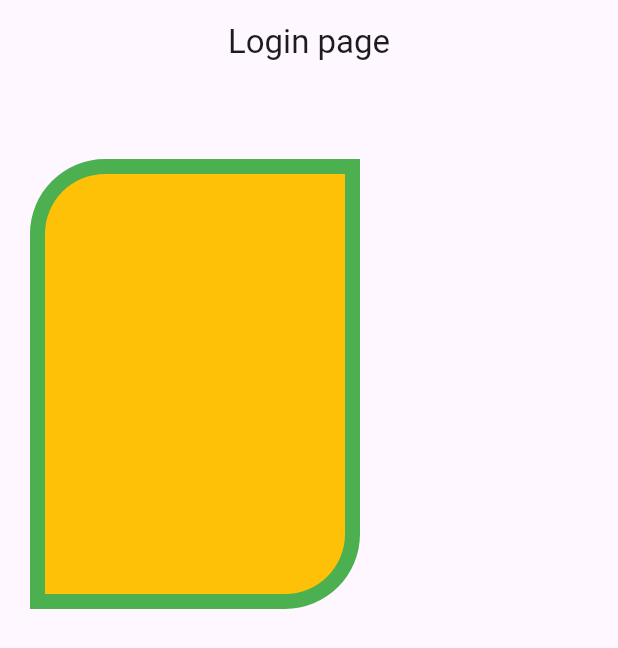
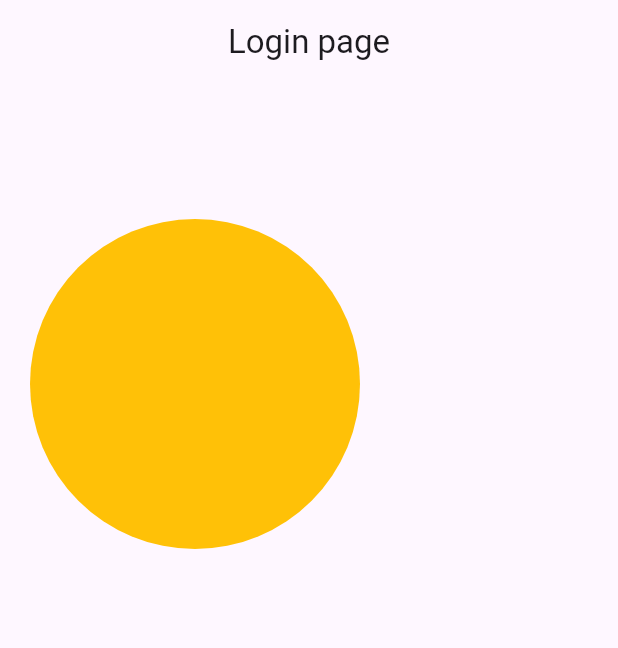
Before and after one commit to engektiar/FlutterAppDesign, a Flutter app: the screen it shows after launch, on a phone screen of 412 x 824 dp. Shown: the top 648 px of the screen. Run offline on Flutter 3.47's test engine with Material 3 defaults, Android fonts, the phone set to English and light mode, and no system bars.

```diff
--- a/lib/login.dart
+++ b/lib/login.dart
@@ -16,10 +16,11 @@ class Login extends StatelessWidget {
         width: 220,
         decoration: BoxDecoration(
           color: Colors.amber,
+          shape: BoxShape.circle,
           // borderRadius: BorderRadius.circular(50),
-          borderRadius: BorderRadius.only(
-              topLeft: Radius.circular(50), bottomRight: Radius.circular(50)),
-          border: Border.all(color: Colors.green, width: 10),
+          // borderRadius: BorderRadius.only(
+          //     topLeft: Radius.circular(50), bottomRight: Radius.circular(50)),
+          // border: Border.all(color: Colors.green, width: 10),
         ),
       ),
     );
```
